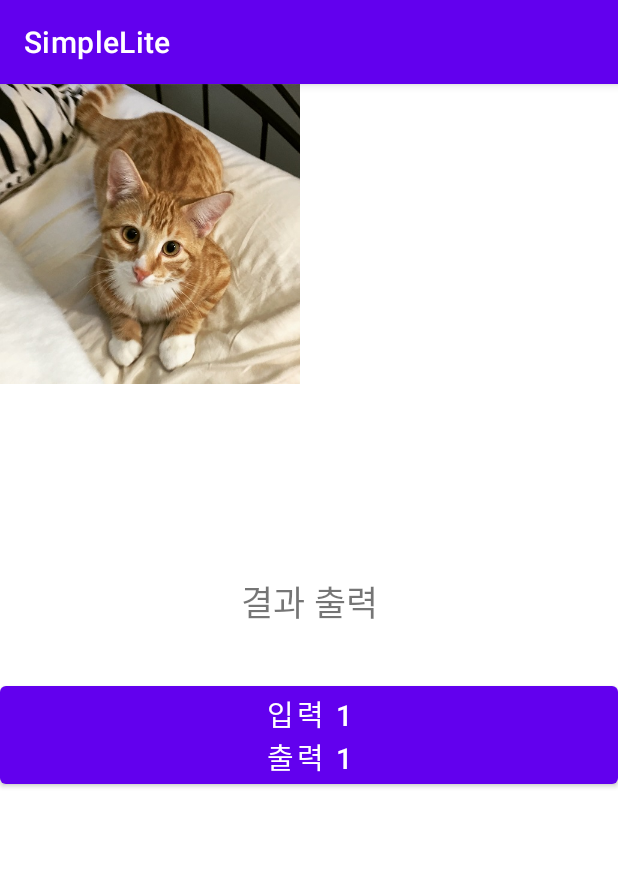
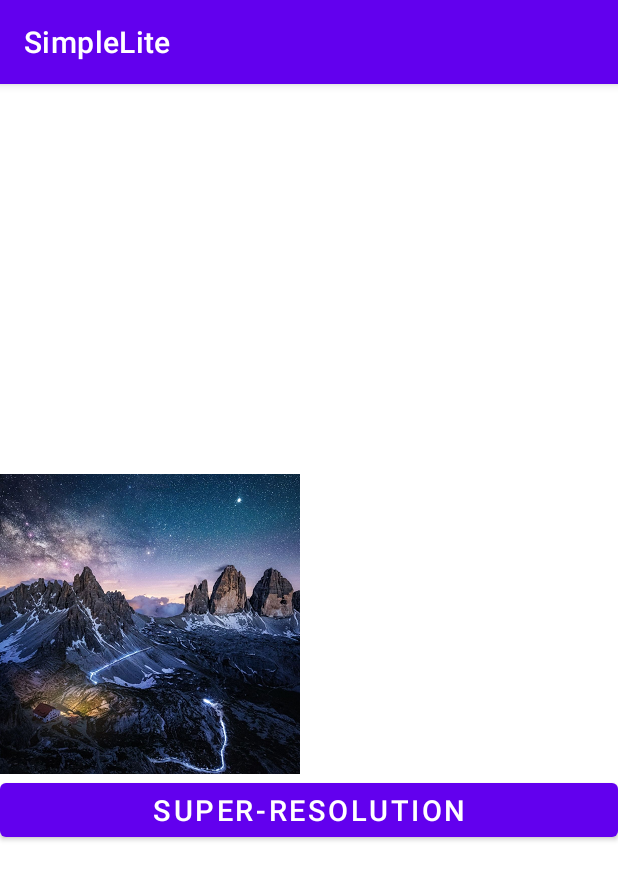
Before and after one commit to RezisEwig/Smart_Camera, an Android app: the screen it shows after launch (MainActivity), on a phone screen of 412 x 824 dp. Shown: the top 880 px of the screen. Run offline under Robolectric (Android 15) with nearby library versions, the phone set to English and light mode, and no system bars.

Commit message:
초해상도 기능 구현

```diff
--- a/app/src/main/java/com/example/simplelite/MainActivity.java
+++ b/app/src/main/java/com/example/simplelite/MainActivity.java
@@ -20,19 +20,23 @@ import java.io.InputStream;
 import java.nio.MappedByteBuffer;
 import java.nio.channels.FileChannel;
 //import org.tensorflow.contrib.android.TensorFlowInferenceInterface;
+import static androidx.core.math.MathUtils.clamp;
+import static java.lang.Math.round;
+
 
 public class MainActivity extends AppCompatActivity {
     private static final String TAG = "SuperResolution";
-    private static final String MODEL_NAME = "v2.1_300.tflite";
+    private static final String MODEL_NAME = "v5_300.tflite";
     private static final int LR_IMAGE_HEIGHT = 300;
     private static final int LR_IMAGE_WIDTH = 300;
     private static final int UPSCALE_FACTOR = 4;
     private static final int SR_IMAGE_HEIGHT = LR_IMAGE_HEIGHT * UPSCALE_FACTOR;
     private static final int SR_IMAGE_WIDTH = LR_IMAGE_WIDTH * UPSCALE_FACTOR;
-    private static final String LR_IMG_1 = "500.jpg";
+    private static final String LR_IMG_1 = "landscape.jpg";
     public Bitmap bitmap1;
     public Bitmap outBitmap;
     public Bitmap resized ;
+    public Bitmap bicubic;
     public int[] lowResRGB = new int[LR_IMAGE_HEIGHT * LR_IMAGE_WIDTH];
     private  int[]  intOutValues = new int[SR_IMAGE_HEIGHT * SR_IMAGE_WIDTH];
 
@@ -58,9 +62,10 @@ public class MainActivity extends AppCompatActivity {
 
 
 
-        // xml 파일에 정의된 TextView 객체 얻기
-        final TextView tv_output = findViewById(R.id.tv_output);
+        // TextView 객체 얻기
         final ImageView imageView = findViewById(R.id.imageView);
+        final ImageView imageView2 = findViewById(R.id.imageView2);
+        final ImageView imageView3 = findViewById(R.id.imageView3);
         imageView.setImageBitmap(resized);
 
         // R.id.button_1 : 첫 번째 버튼을 가리키는 id
@@ -118,14 +123,19 @@ public class MainActivity extends AppCompatActivity {
                 {
                     j = i%SR_IMAGE_WIDTH;
                     k = i/SR_IMAGE_WIDTH;
+
+                    output[0][k][j][0] = clamp(output[0][k][j][0], (float)0.0, (float)255.0);
+                    output[0][k][j][1] = clamp(output[0][k][j][1], (float)0.0, (float)255.0);
+                    output[0][k][j][2] = clamp(output[0][k][j][2], (float)0.0, (float)255.0);
+
 //            intOutValues[i] = 0xFF000000
 //                            | (((int) (outputs[i * 3] * 255)) << 16)
 //                            | (((int) (outputs[i * 3 + 1] * 255)) << 8)
 //                            | ((int) (outputs[i * 3 + 2] * 255));
                     intOutValues[i] = 0xFF000000
-                            | (((int) (output[0][k][j][0])) << 16)
-                            | (((int) (output[0][k][j][1])) << 8)
-                            | ((int) (output[0][k][j][2]));
+                            | ((round(output[0][k][j][0])) << 16)
+                            | ((round(output[0][k][j][1])) << 8)
+                            | ((round(output[0][k][j][2])));
 //            System.out.println( "r:" + String.valueOf(outputs[i * 3]) +";  g:" +String.valueOf((outputs[i * 3 + 1])
 //                    +";  b:" + String.valueOf(outputs[i * 3 + 2])));
                     //Log.d(TAG, "onClick: value" + output[0][k][j][0] + output[0][k][j][1] + output[0][k][j][2]);
@@ -135,8 +145,9 @@ public class MainActivity extends AppCompatActivity {
                 outBitmap = Bitmap.createBitmap(intOutValues,0,SR_IMAGE_WIDTH,SR_IMAGE_WIDTH,SR_IMAGE_HEIGHT, Bitmap.Config.ARGB_8888);
 
                 // 출력을 배열에 저장하기 때문에 0번째 요소를 가져와서 문자열로 변환
-                tv_output.setText(String.valueOf(output[0]));
-                imageView.setImageBitmap(outBitmap);
+                bicubic = resized.createScaledBitmap(bitmap1, SR_IMAGE_WIDTH, SR_IMAGE_HEIGHT, true);
+                imageView2.setImageBitmap(bicubic);
+                imageView3.setImageBitmap(outBitmap);
             }
         });
 
--- a/app/src/main/res/layout/activity_main.xml
+++ b/app/src/main/res/layout/activity_main.xml
@@ -11,13 +11,24 @@
         android:layout_gravity="center"
         android:orientation="vertical">
 
-        <TextView
-            android:id="@+id/tv_output"
-            android:text="결과 출력"
-            android:textSize="23dp"
-            android:gravity="center"
-            android:layout_width="match_parent"
-            android:layout_height="100dp" />
+        <ImageView
+            android:id="@+id/imageView"
+            android:layout_width="wrap_content"
+            android:layout_height="wrap_content"
+            android:background="#FFFFFF" />
+
+        <ImageView
+            android:id="@+id/imageView2"
+            android:layout_width="wrap_content"
+            android:layout_height="wrap_content"
+            android:background="#00FFFFFF" />
+
+        <ImageView
+            android:id="@+id/imageView3"
+            android:layout_width="wrap_content"
+            android:layout_height="wrap_content"
+            android:background="#00FFFFFF" />
+
 
         <LinearLayout
             android:layout_width="match_parent"
@@ -29,16 +40,11 @@
                 android:layout_width="match_parent"
                 android:layout_height="match_parent"
                 android:layout_weight="1"
-                android:text="입력 1\n출력 1"
+                android:text="super-resolution"
                 android:textSize="19dp" />
 
 
         </LinearLayout>
     </LinearLayout>
 
-    <ImageView
-        android:id="@+id/imageView"
-        android:layout_width="wrap_content"
-        android:layout_height="wrap_content"
-        android:background="@drawable/ic_launcher_background" />
 </FrameLayout>
```
Also changed, not shown: app/src/main/assets/landscape.jpg (added), 1 other file.
